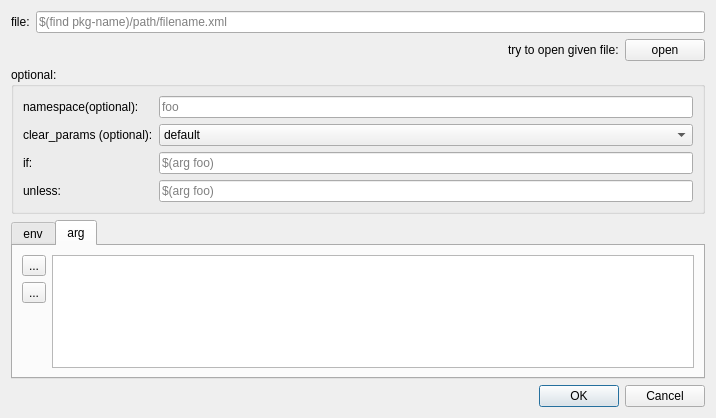
First picture: the form in rxDev/src/tagItems/includeFileEdit.ui, repository songxuchao/rxdeveloper-ros-pkg, before the edit.
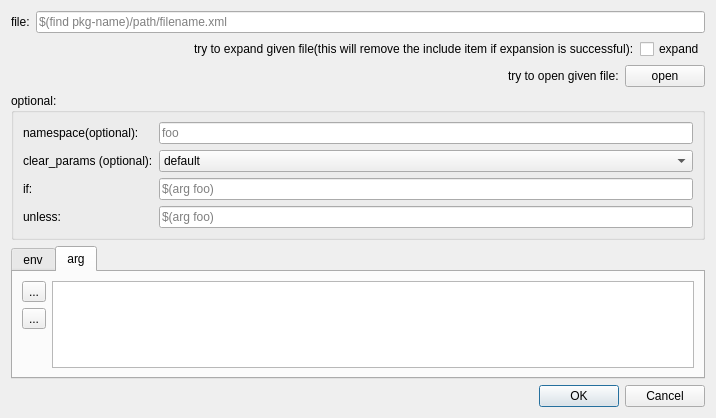
Second picture: the form after the edit. Icons and pictures are not drawn.

Commit message: trying to make includeFile expandable

Patch:
```diff
--- a/rxDev/src/tagItems/includeFileEdit.ui
+++ b/rxDev/src/tagItems/includeFileEdit.ui
@@ -55,22 +55,22 @@
       </spacer>
      </item>
      <item>
-      <widget class="QLabel" name="label_6">
+      <widget class="QLabel" name="label_7">
        <property name="text">
-        <string>try to open given file:</string>
+        <string>try to expand given file(this will remove the include item if expansion is successful):</string>
        </property>
       </widget>
      </item>
      <item>
-      <widget class="QPushButton" name="pushButton_tryOpen">
+      <widget class="QCheckBox" name="checkBox_expand">
        <property name="text">
-        <string>open</string>
+        <string>expand</string>
        </property>
       </widget>
      </item>
     </layout>
    </item>
-   <item row="2" column="0" colspan="2">
+   <item row="3" column="0" colspan="2">
     <widget class="QGroupBox" name="groupBox">
      <property name="title">
       <string>optional:</string>
@@ -147,7 +147,7 @@
      </layout>
     </widget>
    </item>
-   <item row="3" column="0" colspan="2">
+   <item row="4" column="0" colspan="2">
     <widget class="QTabWidget" name="tabWidget">
      <property name="currentIndex">
       <number>1</number>
@@ -267,7 +267,7 @@
      </widget>
     </widget>
    </item>
-   <item row="4" column="1">
+   <item row="5" column="1">
     <widget class="QDialogButtonBox" name="buttonBox">
      <property name="orientation">
       <enum>Qt::Horizontal</enum>
@@ -277,6 +277,37 @@
      </property>
     </widget>
    </item>
+   <item row="2" column="0" colspan="2">
+    <layout class="QHBoxLayout" name="horizontalLayout_4">
+     <item>
+      <spacer name="horizontalSpacer_2">
+       <property name="orientation">
+        <enum>Qt::Horizontal</enum>
+       </property>
+       <property name="sizeHint" stdset="0">
+        <size>
+         <width>40</width>
+         <height>20</height>
+        </size>
+       </property>
+      </spacer>
+     </item>
+     <item>
+      <widget class="QLabel" name="label_6">
+       <property name="text">
+        <string>try to open given file:</string>
+       </property>
+      </widget>
+     </item>
+     <item>
+      <widget class="QPushButton" name="pushButton_tryOpen">
+       <property name="text">
+        <string>open</string>
+       </property>
+      </widget>
+     </item>
+    </layout>
+   </item>
   </layout>
   <action name="actionDelete_env">
    <property name="icon">
```
The commit also changes 3 other files.
